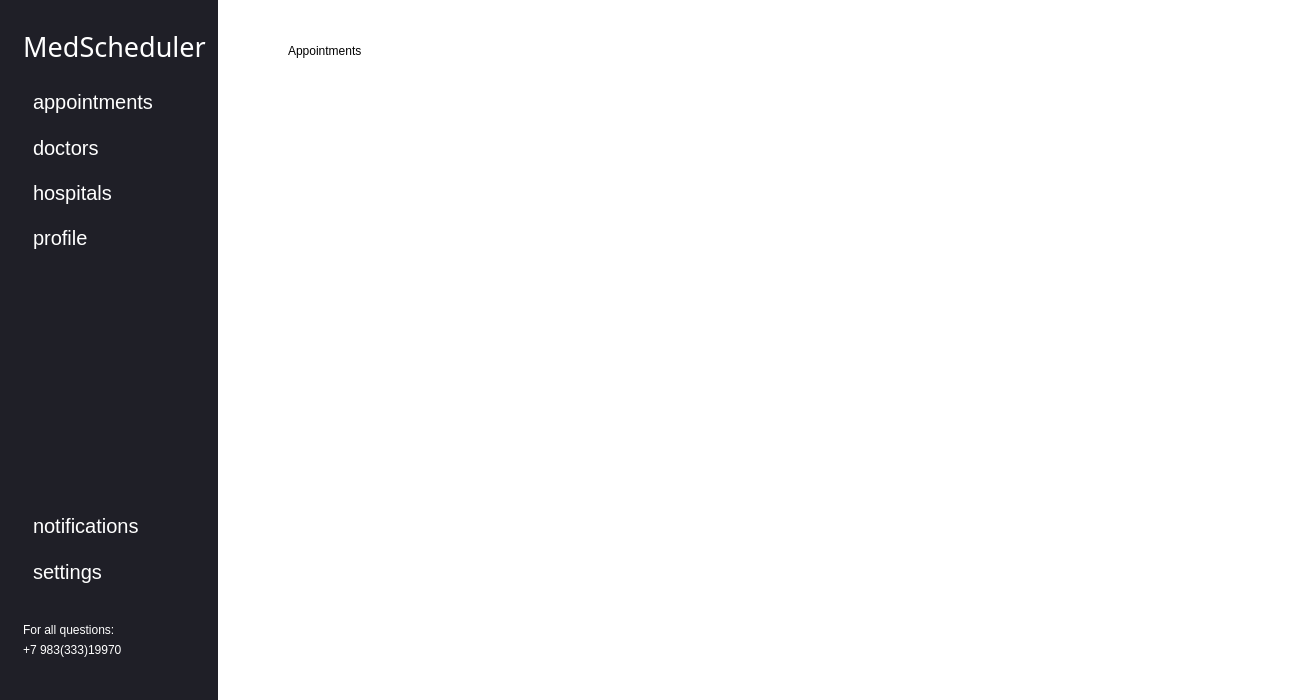
The window that server+database/QtApp/forms/homepage.ui (SanriaArgos/MedScheduler) describes before a commit, drawn with Qt 5.
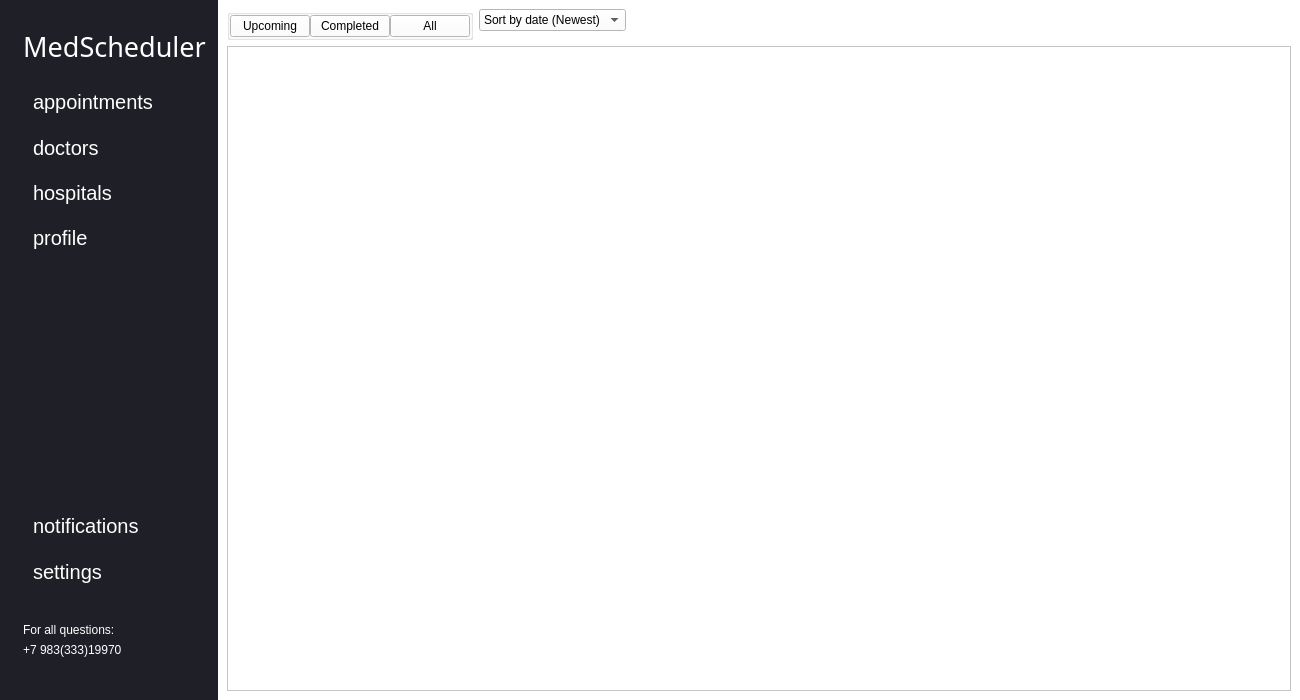
The same window after the commit. The open tabs and pages were chosen to show the change. Icons and pictures are not drawn.

Commit message: add:temporary appointments design

```diff
--- a/server+database/QtApp/forms/homepage.ui
+++ b/server+database/QtApp/forms/homepage.ui
@@ -340,19 +340,101 @@
        <property name="styleSheet">
         <string notr="true">background-color: rgb(255, 255, 255);</string>
        </property>
-       <widget class="QLabel" name="label">
-        <property name="geometry">
-         <rect>
-          <x>70</x>
-          <y>30</y>
-          <width>161</width>
-          <height>41</height>
-         </rect>
-        </property>
-        <property name="text">
-         <string>Appointments</string>
-        </property>
-       </widget>
+       <layout class="QFormLayout" name="formLayout">
+        <item row="0" column="0">
+         <widget class="QGroupBox" name="groupBox_2">
+          <property name="sizePolicy">
+           <sizepolicy hsizetype="Preferred" vsizetype="Preferred">
+            <horstretch>0</horstretch>
+            <verstretch>0</verstretch>
+           </sizepolicy>
+          </property>
+          <property name="title">
+           <string/>
+          </property>
+          <layout class="QHBoxLayout" name="horizontalLayout_3">
+           <property name="spacing">
+            <number>0</number>
+           </property>
+           <property name="leftMargin">
+            <number>0</number>
+           </property>
+           <property name="topMargin">
+            <number>0</number>
+           </property>
+           <property name="rightMargin">
+            <number>0</number>
+           </property>
+           <property name="bottomMargin">
+            <number>0</number>
+           </property>
+           <item>
+            <widget class="QPushButton" name="upcoming_button">
+             <property name="text">
+              <string>Upcoming</string>
+             </property>
+            </widget>
+           </item>
+           <item>
+            <widget class="QPushButton" name="completed_button">
+             <property name="text">
+              <string>Completed</string>
+             </property>
+            </widget>
+           </item>
+           <item>
+            <widget class="QPushButton" name="all_button">
+             <property name="text">
+              <string>All</string>
+             </property>
+            </widget>
+           </item>
+          </layout>
+         </widget>
+        </item>
+        <item row="0" column="1">
+         <widget class="QComboBox" name="comboBox">
+          <property name="sizePolicy">
+           <sizepolicy hsizetype="Fixed" vsizetype="Fixed">
+            <horstretch>50</horstretch>
+            <verstretch>0</verstretch>
+           </sizepolicy>
+          </property>
+          <item>
+           <property name="text">
+            <string>Sort by date (Newest)</string>
+           </property>
+          </item>
+          <item>
+           <property name="text">
+            <string>Sort by date (Oldest)</string>
+           </property>
+          </item>
+          <item>
+           <property name="text">
+            <string/>
+           </property>
+          </item>
+         </widget>
+        </item>
+        <item row="1" column="0" colspan="2">
+         <widget class="QScrollArea" name="appointments_scroll">
+          <property name="widgetResizable">
+           <bool>true</bool>
+          </property>
+          <widget class="QWidget" name="scrollAreaWidgetContents_3">
+           <property name="geometry">
+            <rect>
+             <x>0</x>
+             <y>0</y>
+             <width>1037</width>
+             <height>626</height>
+            </rect>
+           </property>
+          </widget>
+         </widget>
+        </item>
+       </layout>
       </widget>
       <widget class="QWidget" name="doctors_page">
        <property name="styleSheet">
```
Left out of the diff: 2 changed lines with no effect on the pictures. The commit also changes 2 other files.
